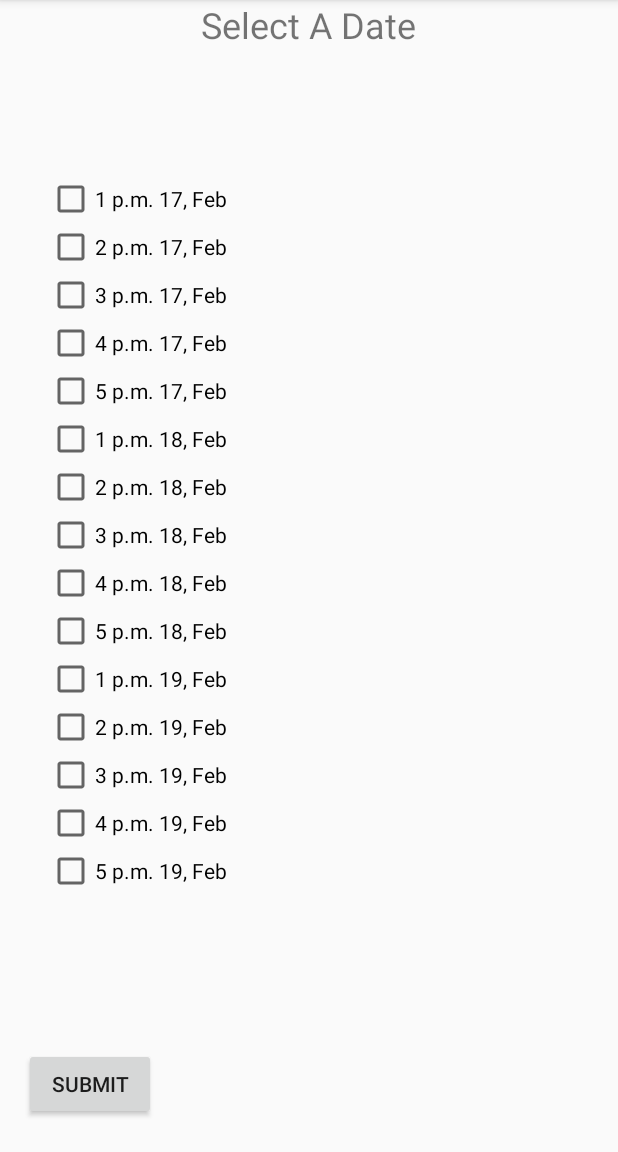
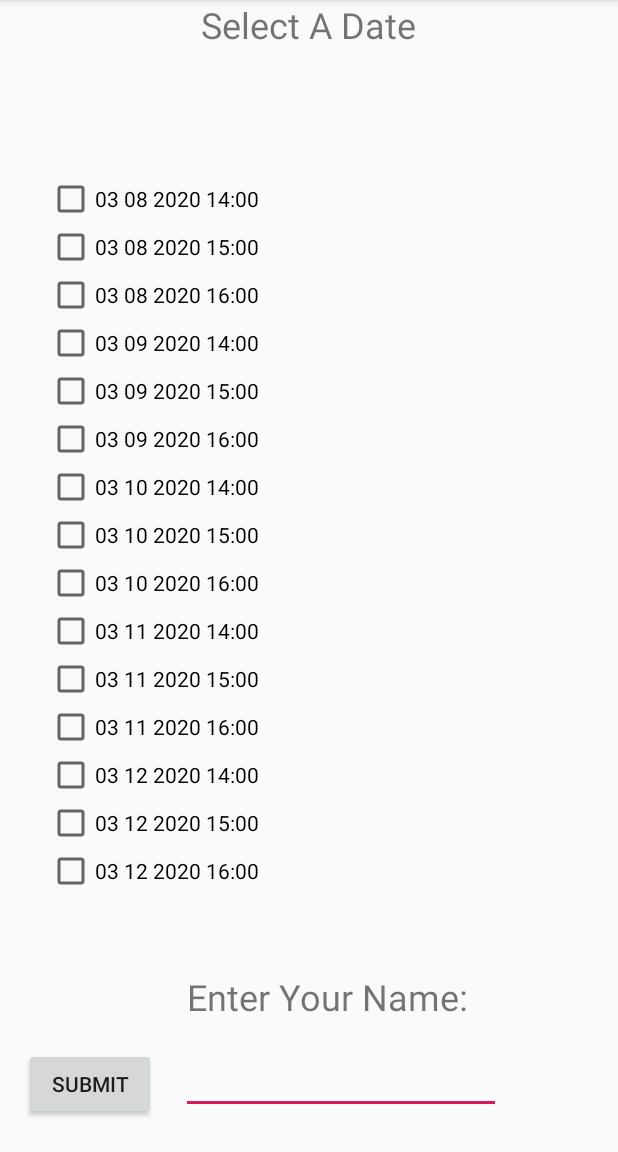
Before and after one commit to daltHub/Team_14_App_Project, an Android app: the Voting screen opened directly, with no data from a screen before it, on a phone screen of 412 x 824 dp, the part 84-1236 px from its top. Run offline under Robolectric (Android 15) with nearby library versions, the phone set to English and light mode, and no system bars; our stand-ins replace Firebase (no records; nobody signed in at launch, a user with empty details on screens opened directly).

Commit message:
New voting

```diff
--- a/ProjectManager/app/src/main/AndroidManifest.xml
+++ b/ProjectManager/app/src/main/AndroidManifest.xml
@@ -20,6 +20,7 @@
         <activity android:name=".Messenger"></activity>
         <activity android:name=".Voting"></activity>
         <activity android:name=".Calendar"></activity>
+        <activity android:name=".Result"></activity>
     </application>
 
 </manifest>
--- a/ProjectManager/app/src/main/java/com/example/projectmanager/Voting.java
+++ b/ProjectManager/app/src/main/java/com/example/projectmanager/Voting.java
@@ -4,29 +4,192 @@ import androidx.appcompat.app.AppCompatActivity;
 
 import android.content.Intent;
 import android.os.Bundle;
+import android.util.Log;
+import android.view.MenuItem;
 import android.view.View;
 import android.widget.Button;
+import android.widget.CheckBox;
+import android.widget.EditText;
+import android.widget.TextView;
+//
+//import com.firebase.client.Firebase;
+//import com.google.firebase.auth.FirebaseAuth;
+//import com.google.firebase.auth.FirebaseUser;
+//import com.google.firebase.database.DatabaseReference;
+//import com.google.firebase.database.FirebaseDatabase;
+
+
+import java.text.SimpleDateFormat;
+import java.util.ArrayList;
+import java.util.Calendar;
+import java.util.Date;
+import java.util.List;
 
 public class Voting extends AppCompatActivity {
 
-    private Button button;
+    private Button button1;
+//    private Firebase mRef;
+
+    private TextView dateTimeDisplay;
+    private Calendar calendar;
+    private SimpleDateFormat dateFormat;
+    private String date, date1, date2, date3, date4;
+    private SimpleDateFormat dateFormat1;
+//
+//    private FirebaseAuth mFirebaseAuth;
+//    private FirebaseUser mFirebaseUser;
+    private String mUsername;
+
+//    private DatabaseReference mDatabase;
+
+
 
     @Override
     protected void onCreate(Bundle savedInstanceState) {
         super.onCreate(savedInstanceState);
         setContentView(R.layout.activity_voting);
-        button = (Button) findViewById(R.id.button);
 
-        button.setOnClickListener((new View.OnClickListener() {
+//        Firebase.setAndroidContext(this);
+
+
+        dateTimeDisplay = (CheckBox)findViewById(R.id.checkBox);
+        calendar = Calendar.getInstance();
+        dateFormat = new SimpleDateFormat("MM dd yyyy");
+        date = dateFormat.format(calendar.getTime());
+        dateTimeDisplay.setText(date.concat(" 14:00"));
+
+
+        final CheckBox checkBox2 = (CheckBox)findViewById(R.id.checkBox2);
+        checkBox2.setText(date.concat(" 15:00"));
+
+        final CheckBox checkBox3 = (CheckBox)findViewById(R.id.checkBox3);
+        checkBox3.setText(date.concat(" 16:00"));
+
+
+
+        calendar.add(Calendar.DATE,1);
+
+        date1 = dateFormat.format(calendar.getTime());
+        final CheckBox checkBox4 = (CheckBox)findViewById(R.id.checkBox4);
+        checkBox4.setText(date1.concat(" 14:00"));
+
+        final CheckBox checkBox5 = (CheckBox)findViewById(R.id.checkBox5);
+        checkBox5.setText(date1.concat(" 15:00"));
+
+        final CheckBox checkBox6 = (CheckBox)findViewById(R.id.checkBox6);
+        checkBox6.setText(date1.concat(" 16:00"));
+
+
+        calendar.add(Calendar.DATE,1);
+
+        date2 = dateFormat.format(calendar.getTime());
+        final CheckBox checkBox7 = (CheckBox)findViewById(R.id.checkBox7);
+        checkBox7.setText(date2.concat(" 14:00"));
+
+        final CheckBox checkBox8 = (CheckBox)findViewById(R.id.checkBox8);
+        checkBox8.setText(date2.concat(" 15:00"));
+
+        final CheckBox checkBox9 = (CheckBox)findViewById(R.id.checkBox9);
+        checkBox9.setText(date2.concat(" 16:00"));
+
+
+        calendar.add(Calendar.DATE,1);
+
+        date3 = dateFormat.format(calendar.getTime());
+        final CheckBox checkBox10 = (CheckBox)findViewById(R.id.checkBox10);
+        checkBox10.setText(date3.concat(" 14:00"));
+
+        final CheckBox checkBox11 = (CheckBox)findViewById(R.id.checkBox11);
+        checkBox11.setText(date3.concat(" 15:00"));
+
+        final CheckBox checkBox12 = (CheckBox)findViewById(R.id.checkBox12);
+        checkBox12.setText(date3.concat(" 16:00"));
+
+
+        calendar.add(Calendar.DATE,1);
+
+        date4 = dateFormat.format(calendar.getTime());
+        final CheckBox checkBox13 = (CheckBox)findViewById(R.id.checkBox13);
+        checkBox13.setText(date4.concat(" 14:00"));
+
+        final CheckBox checkBox14 = (CheckBox)findViewById(R.id.checkBox14);
+        checkBox14.setText(date4.concat(" 15:00"));
+
+        final CheckBox checkBox15 = (CheckBox)findViewById(R.id.checkBox15);
+        checkBox15.setText(date4.concat(" 16:00"));
+
+//        mRef = new Firebase("https://software-engineering-tcd-8.firebaseio.com/");
+        button1 = (Button) findViewById(R.id.button);
+
+        button1.setOnClickListener(new View.OnClickListener(){
+
             @Override
             public void onClick(View v) {
-                openresultactivity();
+
+                EditText text = (EditText) findViewById(R.id.editText);
+                final String name = text.getText().toString();
+//
+//                List<Boolean> okieornot = new ArrayList<Boolean>();
+//
+//
+//                okieornot.add(itemClicked(name, dateTimeDisplay));
+//                okieornot.add(itemClicked(name, checkBox2));
+//                okieornot.add(itemClicked(name, checkBox3));
+//                okieornot.add(itemClicked(name, checkBox4));
+//                okieornot.add(itemClicked(name, checkBox5));
+//                okieornot.add(itemClicked(name, checkBox6));
+//                okieornot.add(itemClicked(name, checkBox7));
+//                okieornot.add(itemClicked(name, checkBox8));
+//                okieornot.add(itemClicked(name, checkBox9));
+//                okieornot.add(itemClicked(name, checkBox10));
+//                okieornot.add(itemClicked(name, checkBox11));
+//                okieornot.add(itemClicked(name, checkBox12));
+//                okieornot.add(itemClicked(name, checkBox13));
+//                okieornot.add(itemClicked(name, checkBox14));
+//                okieornot.add(itemClicked(name, checkBox15));
+//
+//                Users user = new Users(name,okieornot);
+//
+//                writeobject(name, user);
+
+
+                Intent intent = new Intent(getBaseContext(), Result.class);
+                intent.putExtra("NAME_VARIABLE", name);
+
+                intent.putExtra("Date", date);
+                intent.putExtra("Date1", date1);
+                intent.putExtra("Date2", date2);
+                intent.putExtra("Date3", date3);
+                intent.putExtra("Date4", date4);
+
+                startActivity(intent);
             }
-        }));
+        });
+
+
     }
 
-    public void openresultactivity() {
-        Intent intent = new Intent(this, Result.class);
-        startActivity(intent);
-    }
+//    private void writeobject(String name, Users user){
+//        Firebase firefire = new Firebase("https://software-engineering-tcd-8.firebaseio.com/");
+//        Firebase childref = firefire.child("User");
+//        childref.child(name).setValue(user);
+//    }
+
+
+
+
+//    public boolean itemClicked(String name, View v) {
+//        //code to check if this checkbox is checked!
+//        CheckBox checkBox = (CheckBox)v;
+//        String datestring = ((CheckBox) v).getText().toString();
+//        if(checkBox.isChecked()){
+//            //writeNewUser(name, datestring, true);
+//            return true;
+//        }
+//        else{
+//            //writeNewUser(name, datestring, false);
+//            return false;
+//        }
+//    }
+
 }
--- a/ProjectManager/app/src/main/res/layout/activity_voting.xml
+++ b/ProjectManager/app/src/main/res/layout/activity_voting.xml
@@ -7,6 +7,7 @@
     tools:context=".Voting">
 
     <LinearLayout
+        android:id="@+id/linearLayout2"
         android:layout_width="350dp"
         android:layout_height="498dp"
         android:layout_marginTop="25dp"
@@ -140,4 +141,36 @@
         app:layout_constraintStart_toStartOf="parent"
         app:layout_constraintTop_toTopOf="parent" />
 
+    <EditText
+        android:id="@+id/editText"
+        android:layout_width="wrap_content"
+        android:layout_height="wrap_content"
+        android:layout_marginStart="10dp"
+        android:layout_marginLeft="10dp"
+        android:layout_marginTop="10dp"
+        android:layout_marginEnd="72dp"
+        android:layout_marginRight="72dp"
+        android:layout_marginBottom="10dp"
+        android:ems="10"
+        android:inputType="textPersonName"
+        app:layout_constraintBottom_toBottomOf="parent"
+        app:layout_constraintEnd_toEndOf="parent"
+        app:layout_constraintStart_toEndOf="@+id/button"
+        app:layout_constraintTop_toBottomOf="@+id/textView4"
+        app:layout_constraintVertical_bias="0.304" />
+
+    <TextView
+        android:id="@+id/textView4"
+        android:layout_width="wrap_content"
+        android:layout_height="wrap_content"
+        android:layout_marginTop="20dp"
+        android:layout_marginEnd="100dp"
+        android:layout_marginRight="100dp"
+        android:layout_marginBottom="5dp"
+        android:text="Enter Your Name:"
+        android:textSize="24sp"
+        app:layout_constraintBottom_toTopOf="@+id/button"
+        app:layout_constraintEnd_toEndOf="parent"
+        app:layout_constraintTop_toBottomOf="@+id/linearLayout2" />
+
 </androidx.constraintlayout.widget.ConstraintLayout>
--- a/ProjectManager/build.gradle
+++ b/ProjectManager/build.gradle
@@ -7,7 +7,7 @@ buildscript {
 
     }
     dependencies {
-        classpath 'com.android.tools.build:gradle:3.5.3'
+        classpath 'com.android.tools.build:gradle:3.6.0'
 
         // NOTE: Do not place your application dependencies here; they belong
         // in the individual module build.gradle files
```
Also changed, not shown: ProjectManager/app/src/main/java/com/example/projectmanager/Result.java (+16 -15 lines), ProjectManager/app/src/main/res/layout/activity_result.xml (+20 -2 lines), ProjectManager/gradle/wrapper/gradle-wrapper.properties.
